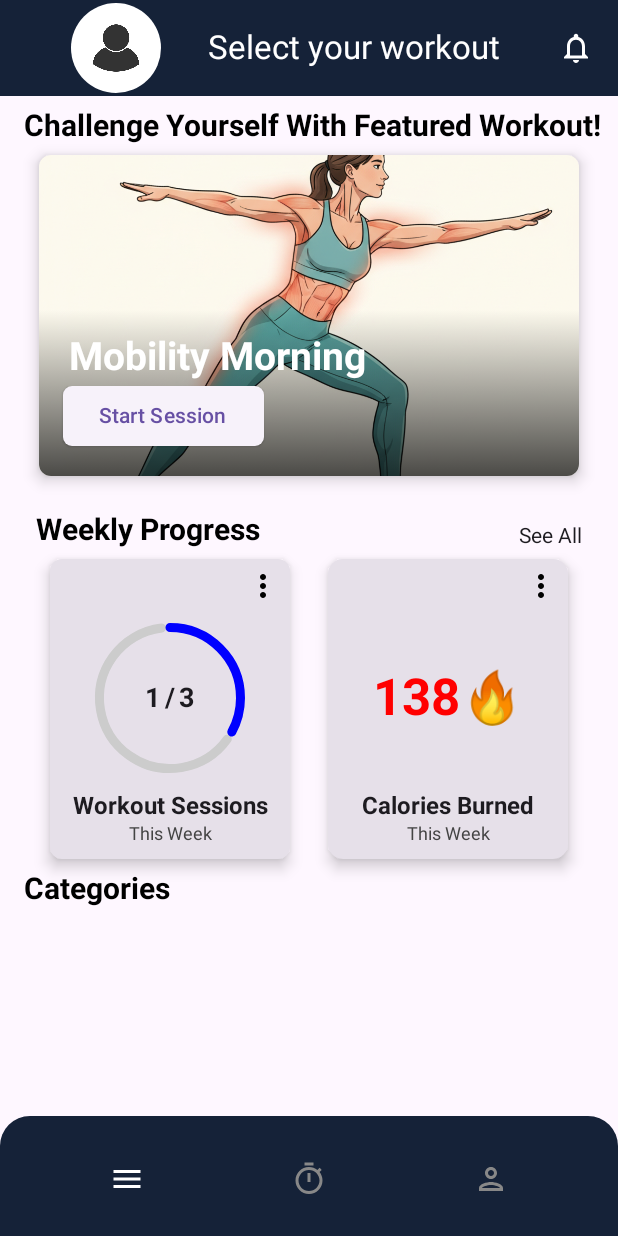
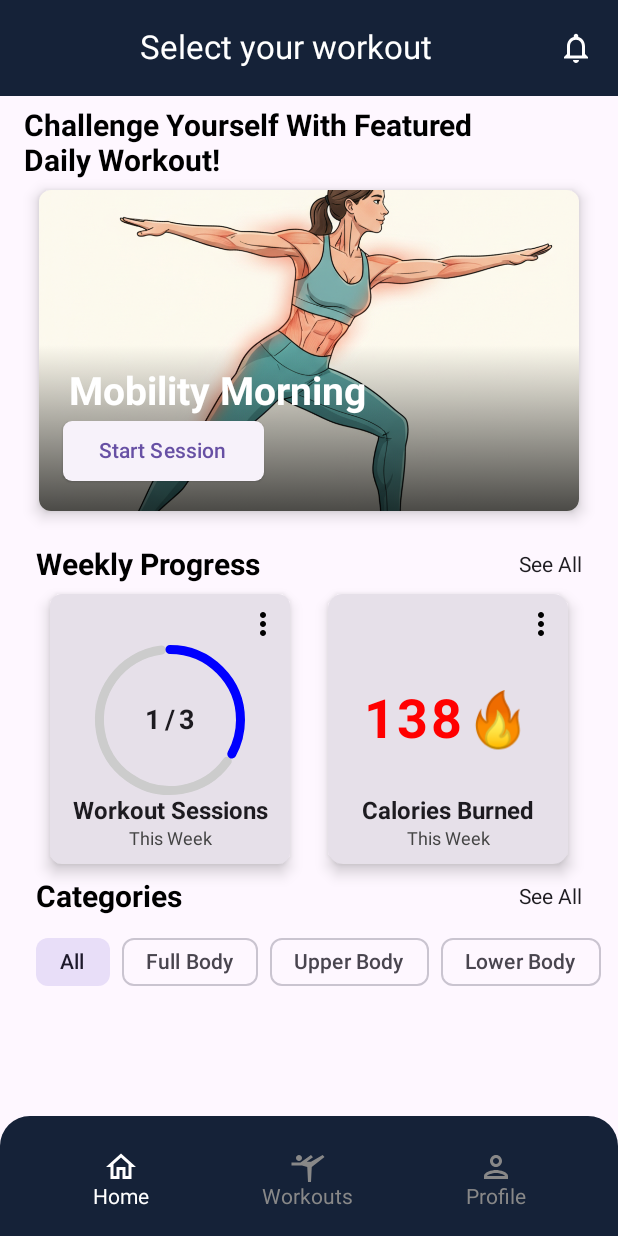
Before and after one commit to TaloHomes404/SitzerApp, an Android app built with Jetpack Compose: the HomeScreen screen opened through its navigation route, on a phone screen of 412 x 824 dp. Run offline under Robolectric (Android 15) with nearby library versions, the phone set to English and light mode, and no system bars; our stand-ins replace Dagger/Hilt's generated code.

Commit message:
minor fixes, plan card design in CategoriesCarousel.kt

```diff
--- a/app/src/main/java/wolf/north/sitzer/comps/ProgressCard.kt
+++ b/app/src/main/java/wolf/north/sitzer/comps/ProgressCard.kt
@@ -39,7 +39,7 @@ fun ProgressCard(
     Card(
         modifier = Modifier
             .width(160.dp)
-            .height(200.dp),
+            .height(180.dp),
         shape = RoundedCornerShape(8.dp),
         elevation = CardDefaults.cardElevation(6.dp),
     ) {
@@ -53,7 +53,7 @@ fun ProgressCard(
             Row(
                 modifier = Modifier
                     .fillMaxWidth()
-                    .padding(top = 4.dp, end = 4.dp),
+                    .padding(top = 6.dp, end = 4.dp),
                 horizontalArrangement = Arrangement.End
             ) {
                 Icon(
@@ -112,7 +112,7 @@ fun ProgressCardNumberIndicator(
     Card(
         modifier = Modifier
             .width(160.dp)
-            .height(200.dp),
+            .height(180.dp),
         shape = RoundedCornerShape(10.dp),
         elevation = CardDefaults.cardElevation(6.dp),
     ) {
@@ -127,7 +127,7 @@ fun ProgressCardNumberIndicator(
             Row(
                 modifier = Modifier
                     .fillMaxWidth()
-                    .padding(top = 4.dp, end = 4.dp),
+                    .padding(top = 6.dp, end = 4.dp),
                 horizontalArrangement = Arrangement.End
             ) {
                 Icon(
@@ -145,9 +145,10 @@ fun ProgressCardNumberIndicator(
 
                 Text(
                     text = "$caloriesBurned🔥",
-                    fontSize = 34.sp,
+                    fontSize = 36.sp,
                     fontWeight = FontWeight.Bold,
-                    color = Color.Red
+                    color = Color.Red,
+                    letterSpacing = 1.5.sp
                 )
             }
 
--- a/app/src/main/java/wolf/north/sitzer/comps/WorkoutCard.kt
+++ b/app/src/main/java/wolf/north/sitzer/comps/WorkoutCard.kt
@@ -35,8 +35,8 @@ fun WorkoutCard(image: Int, workoutName: String, description: String) {
         Column(horizontalAlignment = Alignment.CenterHorizontally) {
             Card(
                 modifier = Modifier
-                    .width(360.dp)  // Możesz zwiększyć np. do 400.dp
-                    .height(230.dp) // Mniejsza wysokość, bardziej prostokątna
+                    .width(360.dp)
+                    .height(230.dp)
                     .padding(bottom = 16.dp),
                 shape = RoundedCornerShape(8.dp),
                 elevation = CardDefaults.cardElevation(6.dp)
--- a/app/src/main/java/wolf/north/sitzer/mvvm/view/HomeScreen.kt
+++ b/app/src/main/java/wolf/north/sitzer/mvvm/view/HomeScreen.kt
@@ -1,6 +1,6 @@
 package wolf.north.sitzer.mvvm.view
 
-import androidx.compose.foundation.Image
+import androidx.compose.foundation.clickable
 import androidx.compose.foundation.layout.Arrangement
 import androidx.compose.foundation.layout.Column
 import androidx.compose.foundation.layout.Row
@@ -9,14 +9,12 @@ import androidx.compose.foundation.layout.fillMaxSize
 import androidx.compose.foundation.layout.fillMaxWidth
 import androidx.compose.foundation.layout.height
 import androidx.compose.foundation.layout.padding
-import androidx.compose.foundation.layout.size
-import androidx.compose.foundation.shape.CircleShape
 import androidx.compose.foundation.shape.RoundedCornerShape
 import androidx.compose.material.icons.Icons
-import androidx.compose.material.icons.outlined.Menu
+import androidx.compose.material.icons.outlined.Home
 import androidx.compose.material.icons.outlined.Notifications
 import androidx.compose.material.icons.outlined.Person
-import androidx.compose.material.icons.outlined.Timer
+import androidx.compose.material.icons.outlined.SportsGymnastics
 import androidx.compose.material3.BottomAppBar
 import androidx.compose.material3.ExperimentalMaterial3Api
 import androidx.compose.material3.Icon
@@ -26,12 +24,15 @@ import androidx.compose.material3.Text
 import androidx.compose.material3.TopAppBar
 import androidx.compose.material3.TopAppBarDefaults
 import androidx.compose.runtime.Composable
+import androidx.compose.runtime.getValue
+import androidx.compose.runtime.mutableStateOf
+import androidx.compose.runtime.remember
+import androidx.compose.runtime.setValue
 import androidx.compose.ui.Alignment
 import androidx.compose.ui.Modifier
 import androidx.compose.ui.draw.clip
 import androidx.compose.ui.graphics.Color
 import androidx.compose.ui.res.colorResource
-import androidx.compose.ui.res.painterResource
 import androidx.compose.ui.text.font.FontWeight
 import androidx.compose.ui.text.style.TextAlign
 import androidx.compose.ui.tooling.preview.Preview
@@ -40,6 +41,7 @@ import androidx.compose.ui.unit.sp
 import androidx.navigation.NavHostController
 import androidx.navigation.compose.rememberNavController
 import wolf.north.sitzer.R
+import wolf.north.sitzer.comps.CategoriesCarousel
 import wolf.north.sitzer.comps.ProgressCard
 import wolf.north.sitzer.comps.ProgressCardNumberIndicator
 import wolf.north.sitzer.comps.WorkoutCardButtoned
@@ -48,6 +50,10 @@ import wolf.north.sitzer.navigation.Screens
 @OptIn(ExperimentalMaterial3Api::class)
 @Composable
 fun HomeScreen(navController: NavHostController = rememberNavController()) {
+
+    //State to remember selected category
+    var selectedCategory by remember { mutableStateOf("All") }
+
     Scaffold(
         topBar = {
             TopAppBar(
@@ -57,15 +63,6 @@ fun HomeScreen(navController: NavHostController = rememberNavController()) {
                         horizontalArrangement = Arrangement.SpaceEvenly,
                         modifier = Modifier.fillMaxWidth()
                     ) {
-                        // Duże zdjęcie użytkownika w formie koła
-                        Image(
-                            painter = painterResource(id = R.drawable.pfpp),
-                            contentDescription = null,
-                            modifier = Modifier
-                                .size(60.dp) // Rozmiar zdjęcia
-                                .clip(CircleShape)
-                                .padding()
-                        )
                         Text(
                             text = "Select your workout",
                             color = Color.White,
@@ -95,7 +92,7 @@ fun HomeScreen(navController: NavHostController = rememberNavController()) {
                     .padding(8.dp)
             ) {
 
-                SectionTitle("Challenge Yourself With Featured Workout!")
+                SectionTitle("Challenge Yourself With Featured \nDaily Workout!")
                 Row(
                     modifier = Modifier.fillMaxWidth(),
                     horizontalArrangement = Arrangement.Center
@@ -118,7 +115,7 @@ fun HomeScreen(navController: NavHostController = rememberNavController()) {
                     verticalAlignment = Alignment.CenterVertically
                 ) {
                     SectionTitle("Weekly Progress")
-                    Text("See All")
+                    Text("See All", modifier = Modifier.padding(start = 8.dp, bottom = 8.dp))
                 }
 
 
@@ -129,7 +126,26 @@ fun HomeScreen(navController: NavHostController = rememberNavController()) {
                 Spacer(modifier = Modifier.height(8.dp))
 
                 //3rd row
-                SectionTitle("Categories")
+                Row(
+                    modifier = Modifier
+                        .fillMaxWidth()
+                        .padding(start = 8.dp, end = 16.dp, top = 2.dp),
+                    horizontalArrangement = Arrangement.SpaceBetween,
+                    verticalAlignment = Alignment.CenterVertically
+                ) {
+                    SectionTitle("Categories")
+                    Text("See All", modifier = Modifier.padding(start = 8.dp, bottom = 8.dp))
+                }
+
+                CategoriesCarousel(
+                    selectedCategory = selectedCategory,
+                    onCategorySelected = { newCategory -> selectedCategory = newCategory })
+                val filteredCategories = if (selectedCategory == "All") {
+                    //allWorkouts //TODO: zaimplementowac filtorwanie planow
+                } else {
+                    // allWorkouts.filter { it.category == selectedCategory }
+                }
+
             }
         },
         bottomBar = {
@@ -149,30 +165,49 @@ fun HomeScreen(navController: NavHostController = rememberNavController()) {
                     verticalAlignment = Alignment.CenterVertically
                 ) {
 
-                    IconButton(onClick = { /* Handle Menu click */ }) {
+                    Column(
+                        horizontalAlignment = Alignment.CenterHorizontally,
+                        verticalArrangement = Arrangement.Center
+                    ) {
+
                         Icon(
-                            imageVector = Icons.Outlined.Menu,
+                            imageVector = Icons.Outlined.Home,
                             contentDescription = "Menu",
                             tint = Color.White
                         )
+
+                        Text("Home", color = Color.White)
+
                     }
-                    IconButton(onClick = { navController.navigate(Screens.Workout) }) {
+
+                    Column(
+                        horizontalAlignment = Alignment.CenterHorizontally,
+                        verticalArrangement = Arrangement.Center
+                    ) {
                         Icon(
-                            imageVector = Icons.Outlined.Timer,
-                            contentDescription = "Favorite",
-                            tint = Color.Gray
+                            imageVector = Icons.Outlined.SportsGymnastics,
+                            contentDescription = "Workouts list bottom icon",
+                            tint = Color.Gray,
+                            modifier = Modifier.clickable { navController.navigate(Screens.Workout) }
                         )
+                        Text("Workouts", color = Color.Gray)
                     }
-                    IconButton(onClick = { navController.navigate(Screens.Profile) }) {
+
+                    Column(
+                        horizontalAlignment = Alignment.CenterHorizontally,
+                        verticalArrangement = Arrangement.Center
+                    ) {
                         Icon(
                             imageVector = Icons.Outlined.Person,
                             contentDescription = "Profile",
                             tint = Color.Gray,
+                            modifier = Modifier.clickable { navController.navigate(Screens.Profile) }
                         )
+                        Text("Profile", color = Color.Gray)
                     }
                 }
             }
-        },
+        }
     )
 }
 
```
Also changed, not shown: app/src/main/java/wolf/north/sitzer/comps/CategoriesCarousel.kt (added, +166 -0 lines).
